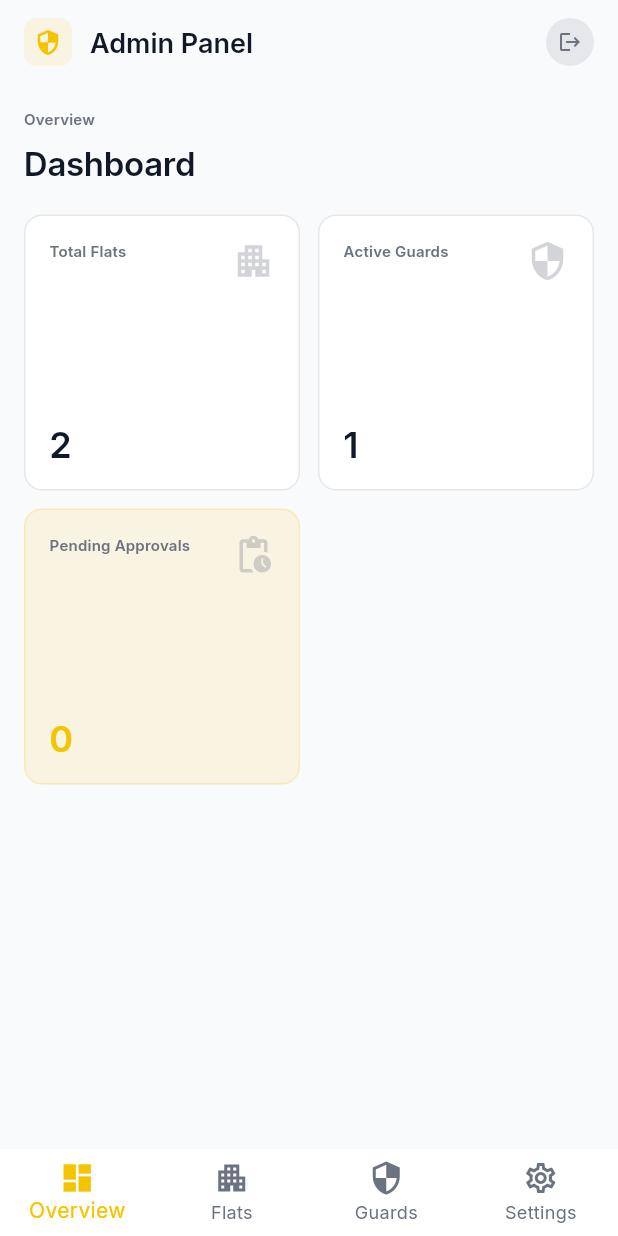
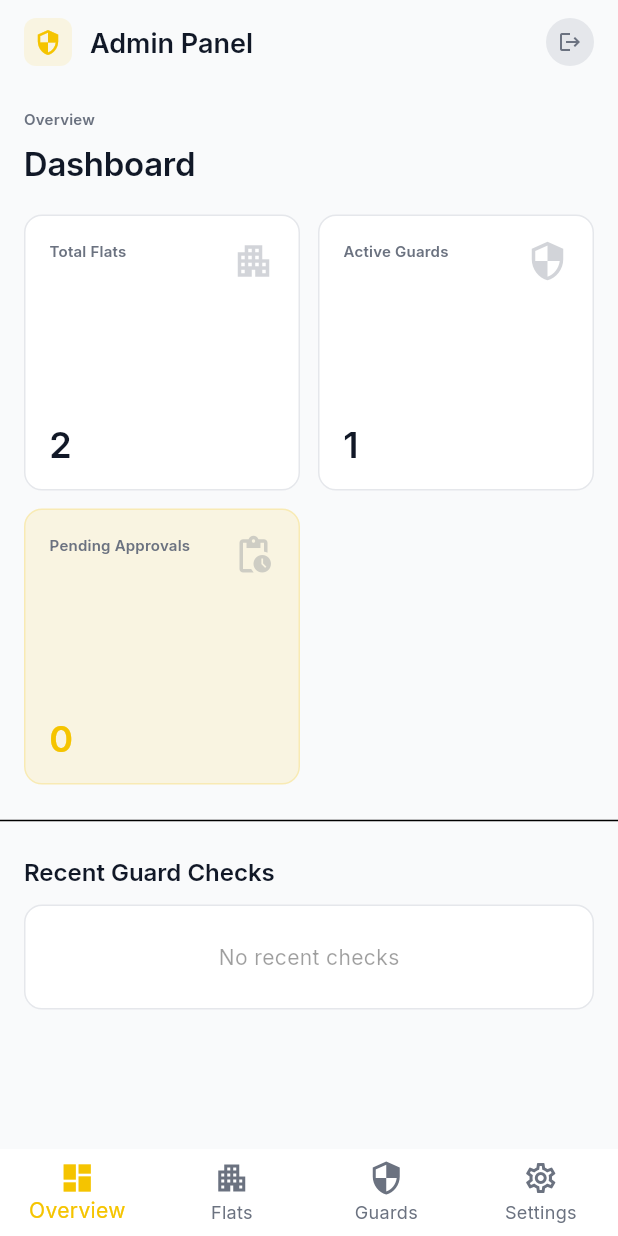
Before and after one commit to nikhilcherry/GuardRail, a Flutter app: the AdminDashboardScreen screen opened by its route, on a phone screen of 412 x 824 dp. Run offline on Flutter 3.47's test engine with Material 3 defaults, Android fonts, the phone set to English and light mode, and no system bars; our stand-ins replace firebase_core, flutter_dotenv, flutter_secure_storage, go_router, google_fonts, image_picker and 4 more; missing offline and left inert: mobile_scanner; accounts and stored records are empty.

Commit message:
Implement Guard Checks system with QR scanning and verification
- Added `mobile_scanner`, `image_picker`, and `permission_handler` dependencies.
- Implemented `GuardCheck` model and validation logic in `GuardProvider`.
- Added duplicate scan protection (same guard, location, and day).
- Created `GuardCheckScreen` with QR scanning and photo simulation.
- Updated `GuardHomeScreen` with BottomNavigationBar for navigation.
- Updated `AdminDashboardScreen` to display recent guard checks.

```diff
--- a/lib/providers/guard_provider.dart
+++ b/lib/providers/guard_provider.dart
@@ -20,7 +20,24 @@ class VisitorEntry {
   });
 }
 
+class GuardCheck {
+  final String id;
+  final String locationId;
+  final String guardId;
+  final DateTime timestamp;
+  final String photoPath;
+
+  GuardCheck({
+    required this.id,
+    required this.locationId,
+    required this.guardId,
+    required this.timestamp,
+    required this.photoPath,
+  });
+}
+
 class GuardProvider extends ChangeNotifier {
+  final List<GuardCheck> _checks = [];
   final List<VisitorEntry> _entries = [
     VisitorEntry(
       id: '1',
@@ -55,6 +72,7 @@ class GuardProvider extends ChangeNotifier {
   final List<DateTime> _patrolLogs = [];
 
   List<VisitorEntry> get entries => _entries;
+  List<GuardCheck> get checks => _checks;
   DateTime get lastPatrolCheck => _lastPatrolCheck;
   List<DateTime> get patrolLogs => _patrolLogs;
   bool get isLoading => _isLoading;
@@ -193,4 +211,53 @@ class GuardProvider extends ChangeNotifier {
   List<VisitorEntry> getEntriesByStatus(String status) {
     return _entries.where((entry) => entry.status == status).toList();
   }
+
+  // Process a new guard check scan
+  Future<void> processScan({
+    required String qrCode,
+    required String photoPath,
+    required String guardId,
+  }) async {
+    try {
+      _isLoading = true;
+      notifyListeners();
+
+      // Simulate network validation delay
+      await Future.delayed(const Duration(seconds: 1));
+
+      // Simple parsing: assuming qrCode is the location ID for this MVP
+      // In a real app, this would be a signed token that we verify with the backend
+      final locationId = qrCode;
+
+      // Duplicate Scan Protection
+      // Block same guard from scanning same QR twice per day
+      final now = DateTime.now();
+      final todayStart = DateTime(now.year, now.month, now.day);
+
+      final isDuplicate = _checks.any((check) =>
+          check.guardId == guardId &&
+          check.locationId == locationId &&
+          check.timestamp.isAfter(todayStart));
+
+      if (isDuplicate) {
+        throw Exception('Duplicate scan: You have already checked this location today.');
+      }
+
+      // Add check
+      _checks.insert(
+          0,
+          GuardCheck(
+            id: DateTime.now().millisecondsSinceEpoch.toString(),
+            locationId: locationId,
+            guardId: guardId,
+            timestamp: now,
+            photoPath: photoPath,
+          ));
+    } catch (e) {
+      rethrow;
+    } finally {
+      _isLoading = false;
+      notifyListeners();
+    }
+  }
 }
--- a/lib/screens/admin/admin_dashboard_screen.dart
+++ b/lib/screens/admin/admin_dashboard_screen.dart
@@ -1,11 +1,13 @@
 import 'package:flutter/material.dart';
 import 'package:provider/provider.dart';
 import 'package:go_router/go_router.dart';
+import 'package:intl/intl.dart';
 import '../../theme/app_theme.dart';
 import '../../widgets/coming_soon.dart';
 import '../../main.dart';
 import '../../providers/auth_provider.dart';
 import '../../providers/admin_provider.dart';
+import '../../providers/guard_provider.dart';
 
 class AdminDashboardScreen extends StatefulWidget {
   const AdminDashboardScreen({Key? key}) : super(key: key);
@@ -75,13 +77,16 @@ class _AdminDashboardScreenState extends State<AdminDashboardScreen> {
           ),
         ],
       ),
-      body: Consumer<AdminProvider>(
-        builder: (context, adminProvider, _) {
+      body: SingleChildScrollView(
+        child: Consumer2<AdminProvider, GuardProvider>(
+          builder: (context, adminProvider, guardProvider, _) {
             final pendingCount = adminProvider.guards.where((g) => g['status'] == 'pending').length;
             final activeGuards = adminProvider.guards.where((g) => g['status'] == 'active').length;
             final totalFlats = adminProvider.flats.length;
+            final recentChecks = guardProvider.checks;
 
             return Column(
+              crossAxisAlignment: CrossAxisAlignment.start,
               children: [
                 // Dashboard Stats
                 Padding(
@@ -120,7 +125,6 @@ class _AdminDashboardScreenState extends State<AdminDashboardScreen> {
                             icon: Icons.security_outlined,
                             highlighted: true,
                           ),
-                        // Removed Visitor Stats as we are cleaning up placeholders
                           _StatCard(
                             label: 'Pending Approvals',
                             value: '$pendingCount',
@@ -133,9 +137,68 @@ class _AdminDashboardScreenState extends State<AdminDashboardScreen> {
                     ],
                   ),
                 ),
+
+                const Divider(),
+
+                // Recent Guard Checks
+                Padding(
+                  padding: const EdgeInsets.all(16),
+                  child: Column(
+                    crossAxisAlignment: CrossAxisAlignment.start,
+                    children: [
+                      Text(
+                        'Recent Guard Checks',
+                        style: theme.textTheme.titleLarge,
+                      ),
+                      const SizedBox(height: 12),
+                      if (recentChecks.isEmpty)
+                        Container(
+                          padding: const EdgeInsets.all(24),
+                          width: double.infinity,
+                          decoration: BoxDecoration(
+                            color: theme.cardColor,
+                            borderRadius: BorderRadius.circular(12),
+                            border: Border.all(color: theme.dividerColor),
+                          ),
+                          child: Center(
+                            child: Text(
+                              'No recent checks',
+                              style: theme.textTheme.bodyMedium?.copyWith(
+                                color: theme.disabledColor,
+                              ),
+                            ),
+                          ),
+                        )
+                      else
+                        ListView.builder(
+                          shrinkWrap: true,
+                          physics: const NeverScrollableScrollPhysics(),
+                          itemCount: recentChecks.length > 5 ? 5 : recentChecks.length,
+                          itemBuilder: (context, index) {
+                            final check = recentChecks[index];
+                            return Card(
+                              margin: const EdgeInsets.only(bottom: 8),
+                              child: ListTile(
+                                leading: const Icon(Icons.check_circle, color: Colors.green),
+                                title: Text('Location: ${check.locationId}'),
+                                subtitle: Text(
+                                  DateFormat('MMM d, HH:mm').format(check.timestamp),
+                                ),
+                                trailing: Text(
+                                  'Guard: ${check.guardId.length > 6 ? check.guardId.substring(0, 6) : check.guardId}...',
+                                  style: theme.textTheme.labelSmall,
+                                ),
+                              ),
+                            );
+                          },
+                        ),
+                    ],
+                  ),
+                ),
               ],
             );
           },
+        ),
       ),
       bottomNavigationBar: const _AdminBottomNav(currentIndex: 0),
     );
--- a/pubspec.yaml
+++ b/pubspec.yaml
@@ -25,6 +25,9 @@ dependencies:
   firebase_auth: ^5.4.1
   go_router: ^14.0.0
   sentry_flutter: ^8.12.0
+  mobile_scanner: ^5.0.0
+  image_picker: ^1.0.7
+  permission_handler: ^11.3.0
 
 dev_dependencies:
   flutter_test:
```
Also changed, not shown: lib/screens/guard/guard_check_screen.dart (added, +264 -0 lines), lib/screens/guard/guard_home_screen.dart (+43 -9 lines). Lines whose indentation alone changed are shown as unchanged.
